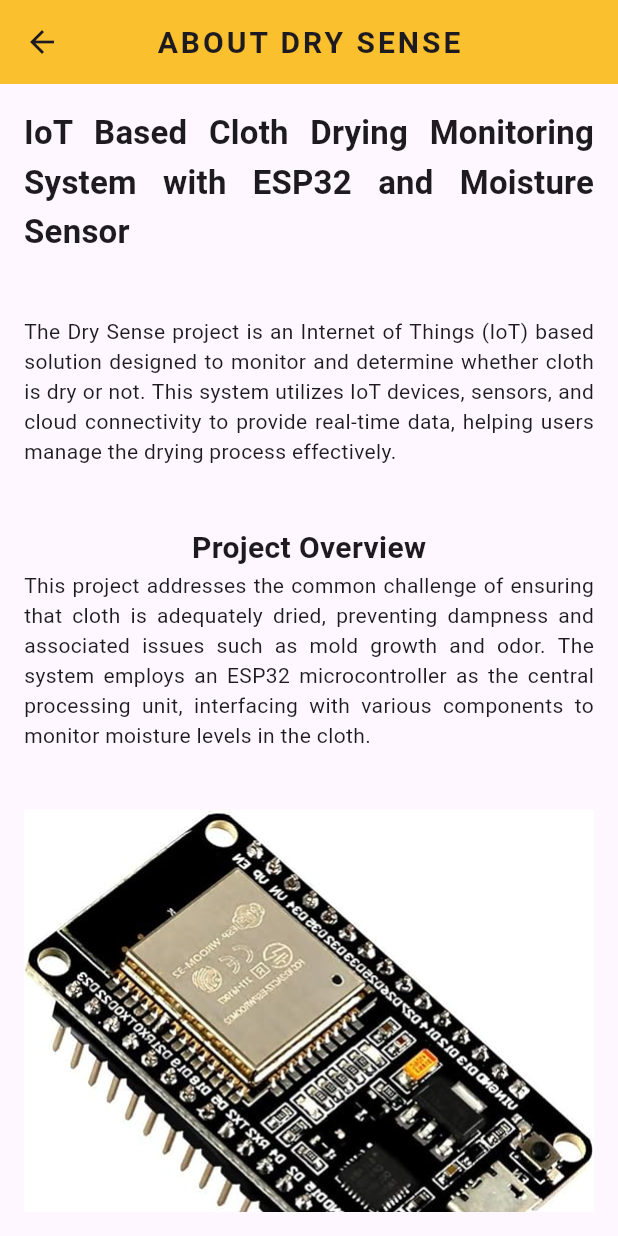
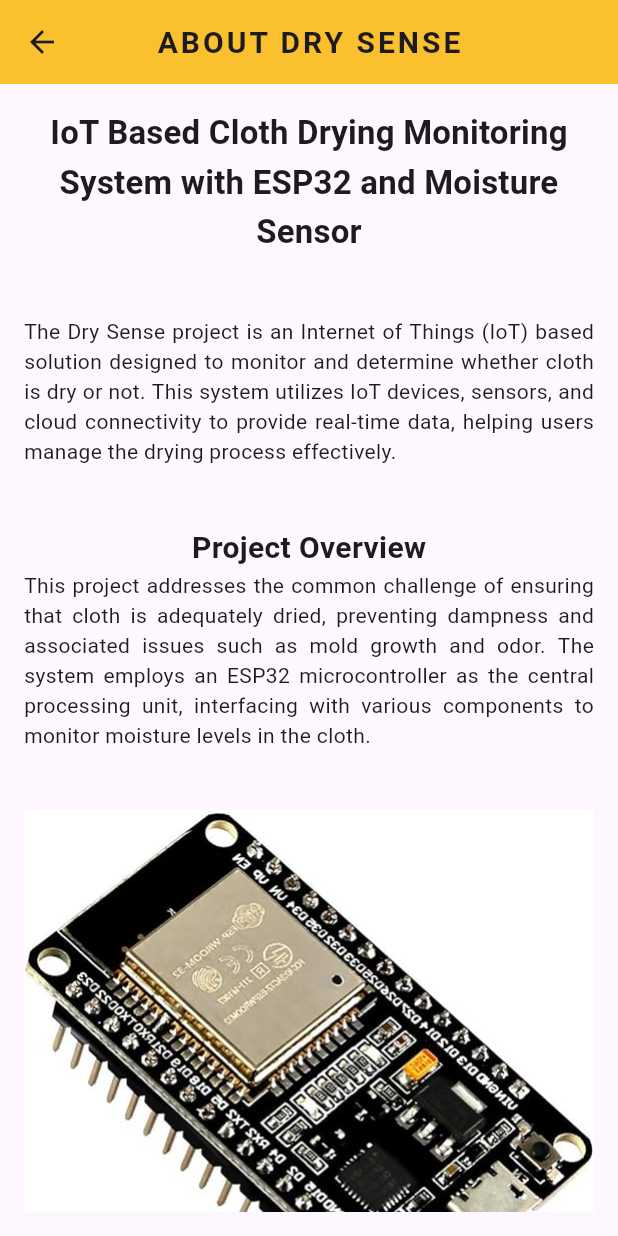
Before and after one commit to abypious/Dry-Sense, a Flutter app: the AboutScreen screen opened directly, on a phone screen of 412 x 824 dp. Run offline on Flutter 3.47's test engine with Material 3 defaults, Android fonts, the light colour scheme and no system bars; our stand-ins replace geolocator; network calls fail.

Commit message:
Alignment in about page fixed

```diff
--- a/lib/about.dart
+++ b/lib/about.dart
@@ -27,7 +27,7 @@ class AboutScreen extends StatelessWidget {
                     fontWeight: FontWeight.bold,
                     fontSize: 22,
                   ), // Bold title with larger font size
-                  textAlign: TextAlign.justify,
+                  textAlign: TextAlign.center,
                 ),
                 const SizedBox(height: 40),
                 const Text(
@@ -64,7 +64,7 @@ class AboutScreen extends StatelessWidget {
                       'The ESP32 is a versatile, Wi-Fi-enabled microcontroller that serves as the core processing unit of the Dry Sense system. It connects to the moisture sensor to receive real-time data on moisture levels and displays this information. The ESP32 also manages the system\'s connectivity with the cloud or a mobile app for remote monitoring and notifications.',
                       textAlign: TextAlign.justify,
                     ),
-                    const SizedBox(height: 40),
+                    const SizedBox(height: 20),
                     Image.asset('assets/Moisture_Sensor.jpg'),
                     Text(
                       'Moisture Sensor',
@@ -78,7 +78,7 @@ class AboutScreen extends StatelessWidget {
                       'This sensor is the primary tool for detecting the moisture level in cloth. Positioned strategically, it measures the amount of water content in the cloth by evaluating conductivity. When the moisture level falls below a certain threshold, the sensor signals that the cloth is dry.',
                       textAlign: TextAlign.justify,
                     ),
-                    const SizedBox(height: 40),
+                    const SizedBox(height: 20),
                     Image.asset('assets/Display.jpg'),
                     Text(
                       'Display (LCD)',
@@ -105,7 +105,7 @@ class AboutScreen extends StatelessWidget {
                       'Wires are used to establish connections between the ESP32, moisture sensor, and display. These connections facilitate data flow between components, allowing the ESP32 to collect moisture data and communicate results to the display and cloud interface.',
                       textAlign: TextAlign.justify,
                     ),
-                    const SizedBox(height: 40),
+                    const SizedBox(height: 20),
                     Text(
                       'Power Supply',
                       style: const TextStyle(
@@ -120,7 +120,7 @@ class AboutScreen extends StatelessWidget {
                     ),
                   ],
                 ),
-                const SizedBox(height: 40),
+                const SizedBox(height: 20),
                 Text(
                   'Functionality',
                   style: const TextStyle(
@@ -133,7 +133,7 @@ class AboutScreen extends StatelessWidget {
                   'The Dry Sense system can operate in both manual and automatic modes. In automatic mode, the system provides alerts or notifications when the cloth reaches a predefined dryness level, helping users optimize their drying processes. In manual mode, users can check moisture levels directly via the display.',
                   textAlign: TextAlign.justify,
                 ),
-                const SizedBox(height: 40),
+                const SizedBox(height: 20),
                 Text(
                   'User Interaction',
                   style: const TextStyle(
@@ -146,7 +146,7 @@ class AboutScreen extends StatelessWidget {
                   'Users can monitor moisture levels and receive notifications through a mobile application, such as the Blynk app, ensuring they have easy access to important information regarding their drying processes. This setup promotes efficiency in managing cloth drying, minimizing energy usage, and preventing waste.',
                   textAlign: TextAlign.justify,
                 ),
-                const SizedBox(height: 40),
+                const SizedBox(height: 20),
                 Text(
                   'Conclusion',
                   style: const TextStyle(
@@ -159,12 +159,12 @@ class AboutScreen extends StatelessWidget {
                   'The Dry Sense project exemplifies an innovative approach to managing drying processes using IoT technology. By integrating a moisture sensor with the ESP32 and providing real-time monitoring through a display and mobile app, this system enhances user experience and promotes effective cloth management.',
                   textAlign: TextAlign.justify,
                 ),
-                const SizedBox(height: 40),
+                const SizedBox(height: 20),
                 const Text(
                   'Version: 1.0.0',
                   style: TextStyle(
                     fontWeight: FontWeight.bold,
-                    fontSize: 20,
+                    fontSize: 10,
                   ),
                 ),
               ],
--- a/lib/weather_display_screen.dart
+++ b/lib/weather_display_screen.dart
@@ -18,6 +18,9 @@ class _WeatherDisplayScreenState extends State<WeatherDisplayScreen> {
     fetchRainData();
   }
 
+
+
+
   Future<void> fetchRainData() async {
     try {
       final forecast = await WeatherScreen.fetchRainPrediction();
@@ -37,9 +40,12 @@ class _WeatherDisplayScreenState extends State<WeatherDisplayScreen> {
   Widget build(BuildContext context) {
     return Scaffold(
       appBar: AppBar(
-        title: const Text('Rain Prediction'),
-        backgroundColor: Colors.deepPurple,
+        title: const Text(
+            "WEATHER TODAY",
+            style: TextStyle(letterSpacing: 2, fontSize: 20, fontWeight: FontWeight.bold)
+        ),
         centerTitle: true,
+        backgroundColor: Colors.yellow[700],
       ),
       body: isLoading
           ? const Center(child: CircularProgressIndicator())
```
